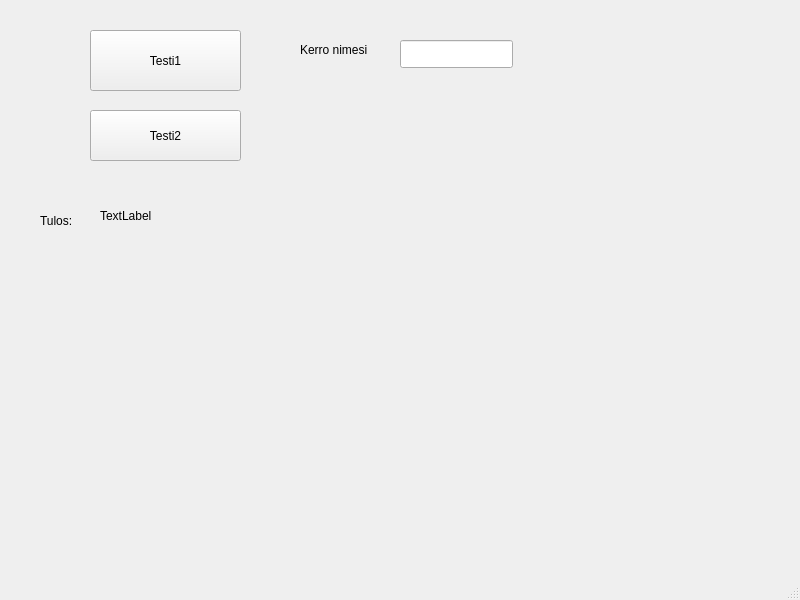
The window that Qtwidger_esim1/mainwindow.ui (Tkarsikas/Olio-ohjelmointi) describes before a commit, drawn with Qt 5.
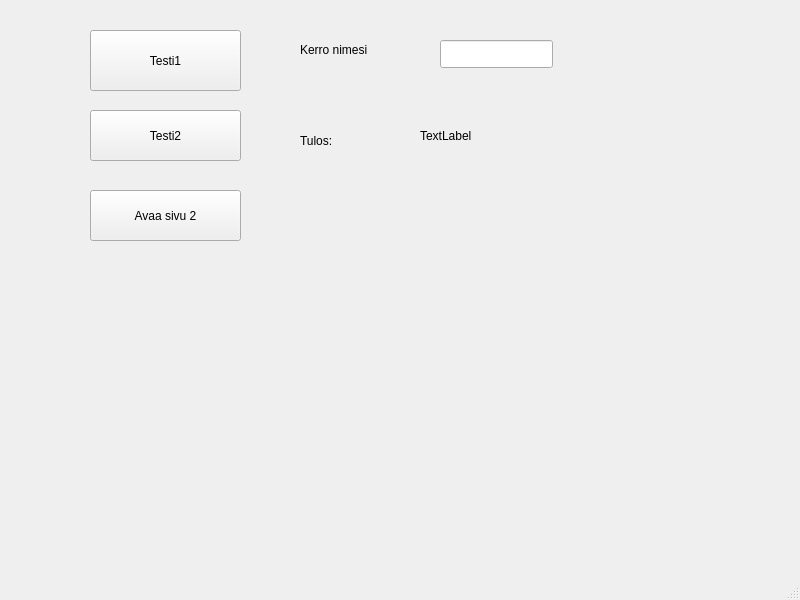
The same window after the commit.

```diff
--- a/Qtwidger_esim1/mainwindow.ui
+++ b/Qtwidger_esim1/mainwindow.ui
@@ -43,8 +43,8 @@
    <widget class="QLabel" name="labelresult">
     <property name="geometry">
      <rect>
-      <x>100</x>
-      <y>200</y>
+      <x>420</x>
+      <y>120</y>
       <width>411</width>
       <height>31</height>
      </rect>
@@ -56,8 +56,8 @@
    <widget class="QLabel" name="label_2">
     <property name="geometry">
      <rect>
-      <x>40</x>
-      <y>210</y>
+      <x>300</x>
+      <y>130</y>
       <width>51</width>
       <height>21</height>
      </rect>
@@ -82,13 +82,26 @@
    <widget class="QLineEdit" name="textName">
     <property name="geometry">
      <rect>
-      <x>400</x>
+      <x>440</x>
       <y>40</y>
       <width>113</width>
       <height>28</height>
      </rect>
     </property>
    </widget>
+   <widget class="QPushButton" name="btnOpenPage2">
+    <property name="geometry">
+     <rect>
+      <x>90</x>
+      <y>190</y>
+      <width>151</width>
+      <height>51</height>
+     </rect>
+    </property>
+    <property name="text">
+     <string>Avaa sivu 2</string>
+    </property>
+   </widget>
   </widget>
   <widget class="QMenuBar" name="menubar">
    <property name="geometry">
```
